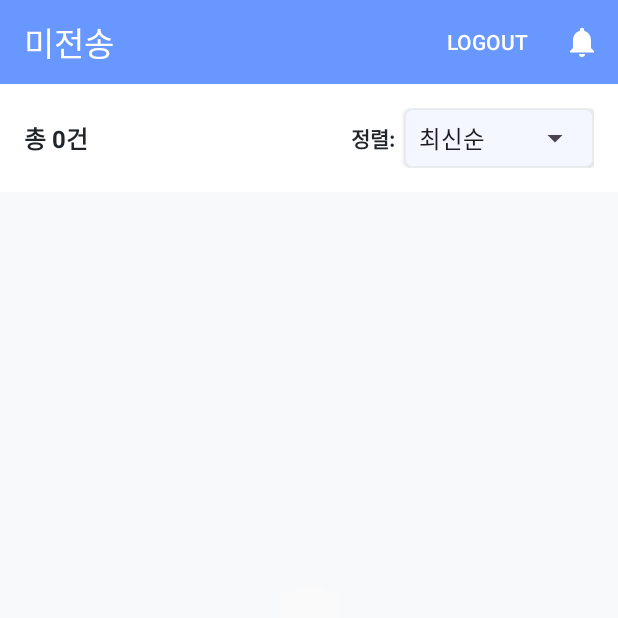
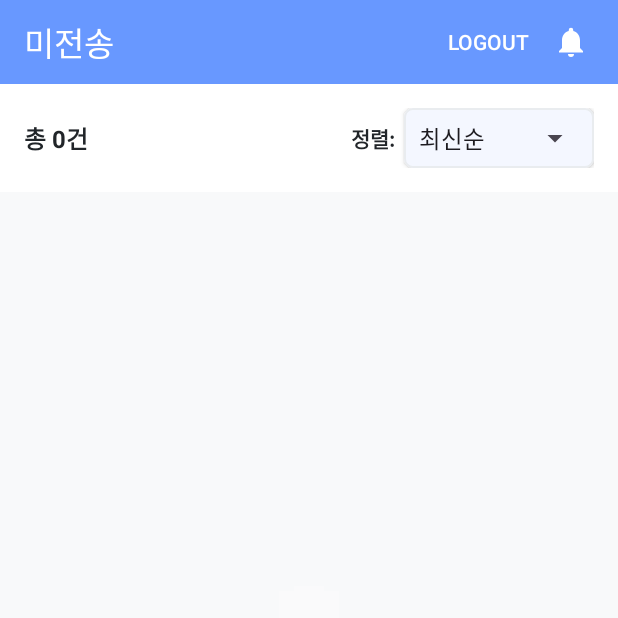
Before and after one commit to crescentdara/final_project_team1, an Android app: the DataTransmissionActivity screen opened directly, with no data from a screen before it, on a phone screen of 412 x 824 dp, the top half of it. Run offline under Robolectric (Android 15) with nearby library versions, the phone set to English and light mode, and no system bars.

Commit message:
앱 끝.

```diff
--- a/Android/app/src/main/AndroidManifest.xml
+++ b/Android/app/src/main/AndroidManifest.xml
@@ -87,5 +87,9 @@
         <!-- ✅ 미전송 내역 (데이터 전송 페이지) -->
         <activity android:name=".ui.transmission.DataTransmissionActivity" />
 
+        <!-- 메시지 보관함 화면 -->
+        <activity android:name=".ui.message.MessageInboxActivity" />
+
+
     </application>
 </manifest>
--- /dev/null
+++ b/Android/app/src/main/java/bitc/fullstack502/final_project_team1/network/MessageApiService.kt
@@ -0,0 +1,41 @@
+package bitc.fullstack502.final_project_team1.network
+
+import bitc.fullstack502.final_project_team1.network.dto.MessageDto
+import bitc.fullstack502.final_project_team1.network.dto.MessageReadRequest
+import bitc.fullstack502.final_project_team1.network.dto.UnreadCountResponse
+import retrofit2.Response
+import retrofit2.http.*
+
+/**
+ * 메시지 API 서비스 (앱 전용)
+ * - 기존 ApiService와 분리하여 새로 생성
+ */
+interface MessageApiService {
+
+    /**
+     * 메시지 보관함 리스트 조회
+     * @param userId 조사원 ID
+     */
+    @GET("messages/list")
+    suspend fun getMessageList(
+        @Query("userId") userId: Long
+    ): Response<List<MessageDto>>
+
+    /**
+     * 미읽음 메시지 개수 조회
+     * @param userId 조사원 ID
+     */
+    @GET("messages/unread-count")
+    suspend fun getUnreadCount(
+        @Query("userId") userId: Long
+    ): Response<UnreadCountResponse>
+
+    /**
+     * 메시지 읽음 처리
+     * @param request messageId, userId 포함
+     */
+    @PATCH("messages/read")
+    suspend fun markAsRead(
+        @Body request: MessageReadRequest
+    ): Response<String>
+}
--- a/Android/app/src/main/java/bitc/fullstack502/final_project_team1/ui/BaseActivity.kt
+++ b/Android/app/src/main/java/bitc/fullstack502/final_project_team1/ui/BaseActivity.kt
@@ -2,28 +2,55 @@ package bitc.fullstack502.final_project_team1.ui
 
 import android.content.Intent
 import android.os.Bundle
-import android.widget.Toast
+import android.view.View
+import android.widget.TextView
 import androidx.appcompat.app.AppCompatActivity
+import androidx.lifecycle.lifecycleScope
 import com.google.android.material.appbar.MaterialToolbar
 import com.google.android.material.bottomnavigation.BottomNavigationView
 import bitc.fullstack502.final_project_team1.R
 import bitc.fullstack502.final_project_team1.MainActivity
 import bitc.fullstack502.final_project_team1.core.AuthManager
+import bitc.fullstack502.final_project_team1.network.MessageApiClient
 import bitc.fullstack502.final_project_team1.ui.login.LoginActivity
+import bitc.fullstack502.final_project_team1.ui.message.MessageInboxActivity
 import bitc.fullstack502.final_project_team1.ui.surveyList.SurveyListActivity
 import bitc.fullstack502.final_project_team1.ui.surveyList.ReinspectListActivity
 import bitc.fullstack502.final_project_team1.ui.transmission.DataTransmissionActivity
 import bitc.fullstack502.final_project_team1.ui.transmission.TransmissionCompleteActivity
+import kotlinx.coroutines.launch
 
 abstract class BaseActivity : AppCompatActivity() {
 
     abstract fun bottomNavSelectedItemId(): Int
 
-    /** 툴바 제목만 넘기면, 오른쪽 메뉴(LOGOUT/알림) 공통 처리됨 */
+    private var inboxBadgeView: TextView? = null
+    private var inboxButtonView: View? = null
+
     protected fun initHeader(title: String? = null) {
         findViewById<MaterialToolbar?>(R.id.toolbar)?.let { tb ->
             title?.let { tb.title = it }
 
+            // 메뉴에 커스텀 액션뷰(알림 아이콘+배지)가 붙은 아이템(id = ivBell) 가져오기
+            val inboxItem = tb.menu.findItem(R.id.ivBell)
+
+            // 액션뷰가 있다면 내부에서 버튼/배지를 찾아서 참조 저장
+            inboxItem?.actionView?.let { actionView ->
+                inboxButtonView = actionView.findViewById(R.id.ivBell) ?: actionView
+                inboxBadgeView  = actionView.findViewById(R.id.tvReadBadge)
+
+                // 아이콘 터치 시 메뉴 아이템 클릭과 동일하게 동작시키기
+                inboxButtonView?.setOnClickListener {
+                    // ⚠️ Java 메서드 — named argument 쓰지 말 것
+                    tb.menu.performIdentifierAction(inboxItem.itemId, 0)
+                }
+            } ?: run {
+                // 액션뷰가 없으면(아이콘만 있는 경우) 배지뷰는 없음
+                inboxBadgeView = null
+                inboxButtonView = null
+            }
+
+            // 공통 메뉴 클릭 처리
             tb.setOnMenuItemClickListener { item ->
                 when (item.itemId) {
                     R.id.action_logout -> {
@@ -34,8 +61,8 @@ abstract class BaseActivity : AppCompatActivity() {
                         finish()
                         true
                     }
-                    R.id.ivBell -> { // ← 메뉴 아이템 그대로 사용
-                        Toast.makeText(this, "알림 페이지는 준비 중입니다.", Toast.LENGTH_SHORT).show()
+                    R.id.ivBell -> {  // 알림
+                        onClickInbox()
                         true
                     }
                     else -> false
@@ -44,7 +71,51 @@ abstract class BaseActivity : AppCompatActivity() {
         }
     }
 
-    // BaseActivity.kt
+    override fun onResume() {
+        super.onResume()
+        refreshInboxBadge()
+    }
+
+
+
+    /** 알림 아이콘 클릭: 메시지 보관함으로 이동 */
+    protected open fun onClickInbox() {
+        startActivity(Intent(this, MessageInboxActivity::class.java))
+    }
+
+    /** 배지 숫자 반영 */
+    protected fun updateInboxBadge(count: Int) {
+        inboxBadgeView?.apply {
+            if (count > 0) {
+                text = if (count > 99) "99+" else count.toString()
+                visibility = View.VISIBLE
+            } else {
+                visibility = View.GONE
+            }
+        }
+    }
+
+    /** 서버에서 미읽음 카운트 로드 → 배지 갱신 */
+    protected fun refreshInboxBadge() {
+        val uid = AuthManager.userId(this) ?: return   // ← 위치 인자로 호출
+        lifecycleScope.launch {
+            try {
+                val res = MessageApiClient.service.getUnreadCount(uid)  // ← named arg 쓰지 않음
+                val countLong = if (res.isSuccessful) (res.body()?.unreadCount ?: 0L) else 0L
+                updateInboxBadge(countLong.coerceAtMost(Int.MAX_VALUE.toLong()).toInt()) // ← Int로 변환
+            } catch (_: Exception) {
+                updateInboxBadge(0)
+            }
+        }
+    }
+
+    /** 화면에 다시 올 때마다 배지 갱신(원하는 위치로 옮겨도 됨) */
+    override fun onStart() {
+        super.onStart()
+        refreshInboxBadge()
+    }
+
+    // ─── 홈 네비게이션 공통 ───────────────────────────────────────────────
     fun navigateHomeOrFinish() {
         if (this !is MainActivity) {
             startActivity(
@@ -53,66 +124,50 @@ abstract class BaseActivity : AppCompatActivity() {
             )
             overridePendingTransition(0, 0)
         } else {
-            // 메인에서 백: 앱 종료 행동을 원하면 moveTaskToBack(true) 또는 기본 동작 유지
             onBackPressedDispatcher.onBackPressed()
         }
     }
 
-
-    // BaseActivity.kt
+    // ─── 하단 탭 공통 설정 ────────────────────────────────────────────────
     override fun onPostCreate(savedInstanceState: Bundle?) {
         super.onPostCreate(savedInstanceState)
         val bottom = findViewById<BottomNavigationView?>(R.id.bottomNav) ?: return
 
         bottom.selectedItemId = bottomNavSelectedItemId()
-
-        // 같은 아이템 다시 누르면 아무 것도 안 함 (선택)
-        bottom.setOnItemReselectedListener { /* no-op or 스크롤탑 */ }
+        bottom.setOnItemReselectedListener { /* no-op */ }
 
         bottom.setOnItemSelectedListener { item ->
             if (item.itemId == bottomNavSelectedItemId()) {
-                // 이미 현재 탭이면 이동 안 함
                 return@setOnItemSelectedListener true
             }
             when (item.itemId) {
                 R.id.nav_survey_list -> {
-                    val i = Intent(this, SurveyListActivity::class.java)
-                        .addFlags(Intent.FLAG_ACTIVITY_REORDER_TO_FRONT)
-                    startActivity(i)
-                    overridePendingTransition(0, 0)
-                    true
+                    startActivity(Intent(this, SurveyListActivity::class.java)
+                        .addFlags(Intent.FLAG_ACTIVITY_REORDER_TO_FRONT))
+                    overridePendingTransition(0, 0); true
                 }
                 R.id.nav_reinspect -> {
-                    val i = Intent(this, ReinspectListActivity::class.java)
-                        .addFlags(Intent.FLAG_ACTIVITY_REORDER_TO_FRONT)
-                    startActivity(i)
-                    overridePendingTransition(0, 0)
-                    true
+                    startActivity(Intent(this, ReinspectListActivity::class.java)
+                        .addFlags(Intent.FLAG_ACTIVITY_REORDER_TO_FRONT))
+                    overridePendingTransition(0, 0); true
                 }
                 R.id.nav_home -> {
-                    val i = Intent(this, MainActivity::class.java)
-                        .addFlags(Intent.FLAG_ACTIVITY_REORDER_TO_FRONT)
-                    startActivity(i)
-                    overridePendingTransition(0, 0)
-                    true
+                    startActivity(Intent(this, MainActivity::class.java)
+                        .addFlags(Intent.FLAG_ACTIVITY_REORDER_TO_FRONT))
+                    overridePendingTransition(0, 0); true
                 }
                 R.id.nav_history -> {
-                    val i = Intent(this, TransmissionCompleteActivity::class.java)
-                        .addFlags(Intent.FLAG_ACTIVITY_REORDER_TO_FRONT)
-                    startActivity(i)
-                    overridePendingTransition(0, 0)
-                    true
+                    startActivity(Intent(this, TransmissionCompleteActivity::class.java)
+                        .addFlags(Intent.FLAG_ACTIVITY_REORDER_TO_FRONT))
+                    overridePendingTransition(0, 0); true
                 }
                 R.id.nav_not_transmitted -> {
-                    val i = Intent(this, DataTransmissionActivity::class.java)
-                        .addFlags(Intent.FLAG_ACTIVITY_REORDER_TO_FRONT)
-                    startActivity(i)
-                    overridePendingTransition(0, 0)
-                    true
+                    startActivity(Intent(this, DataTransmissionActivity::class.java)
+                        .addFlags(Intent.FLAG_ACTIVITY_REORDER_TO_FRONT))
+                    overridePendingTransition(0, 0); true
                 }
                 else -> false
             }
         }
     }
-
 }
--- a/Android/app/src/main/java/bitc/fullstack502/final_project_team1/ui/intro/IntroActivity.kt
+++ b/Android/app/src/main/java/bitc/fullstack502/final_project_team1/ui/intro/IntroActivity.kt
@@ -3,7 +3,6 @@ package bitc.fullstack502.final_project_team1.ui.intro
 import android.content.Intent
 import android.os.Bundle
 import androidx.appcompat.app.AppCompatActivity
-import androidx.core.splashscreen.SplashScreen.Companion.installSplashScreen
 import bitc.fullstack502.final_project_team1.R
 import bitc.fullstack502.final_project_team1.core.AuthManager
 import bitc.fullstack502.final_project_team1.MainActivity
@@ -29,7 +28,7 @@ class IntroActivity : AppCompatActivity() {
 
         findViewById<MaterialButton>(R.id.btnStartLogin).setOnClickListener {
             startActivity(Intent(this, LoginActivity::class.java))
-            finish() // Intro로 뒤로가기 방지
+            finish()
         }
     }
 }
--- /dev/null
+++ b/Android/app/src/main/res/drawable/badge_unread.xml
@@ -0,0 +1,7 @@
+<?xml version="1.0" encoding="utf-8"?>
+<!-- 미읽음 카운트 배지 (빨간색 원) -->
+<shape xmlns:android="http://schemas.android.com/apk/res/android"
+        android:shape="oval">
+    <solid android:color="#FF5252" />
+    <size android:width="20dp" android:height="20dp" />
+</shape>
--- /dev/null
+++ b/Android/app/src/main/res/layout/action_inbox_bell.xml
@@ -0,0 +1,35 @@
+<?xml version="1.0" encoding="utf-8"?>
+<FrameLayout xmlns:android="http://schemas.android.com/apk/res/android"
+        android:layout_width="wrap_content"
+        android:layout_height="match_parent"
+        android:paddingStart="8dp"
+        android:paddingEnd="8dp">
+
+    <!-- 종 아이콘(터치 대상) -->
+    <ImageView
+            android:id="@+id/ivBell"
+            android:layout_width="24dp"
+            android:layout_height="24dp"
+            android:layout_gravity="center"
+            android:layout_marginEnd="7dp"
+            android:src="@drawable/ic_notifications"
+            android:contentDescription="@string/app_name" />
+
+    <!-- 배지 -->
+    <TextView
+            android:id="@+id/tvReadBadge"
+            android:layout_width="wrap_content"
+            android:layout_height="wrap_content"
+            android:layout_gravity="end|top"
+            android:layout_marginTop="7dp"
+            android:minWidth="16dp"
+            android:paddingLeft="4dp"
+            android:paddingRight="4dp"
+            android:textSize="10sp"
+            android:textColor="@android:color/white"
+            android:gravity="center"
+            android:background="@drawable/badge_unread"
+            android:visibility="gone"
+            android:includeFontPadding="false" />
+
+</FrameLayout>
--- a/Android/app/src/main/res/menu/menu_main.xml
+++ b/Android/app/src/main/res/menu/menu_main.xml
@@ -10,5 +10,8 @@
             android:id="@+id/ivBell"
             android:icon="@drawable/ic_notifications"
             android:title="알림"
-            app:showAsAction="ifRoom" />
+            app:actionLayout="@layout/action_inbox_bell"
+            app:showAsAction="always" />
+
+
 </menu>
```
Also changed, not shown: Android/app/src/main/java/bitc/fullstack502/final_project_team1/network/MessageApiClient.kt (added, +20 -0 lines), Android/app/src/main/java/bitc/fullstack502/final_project_team1/network/dto/MessageDto.kt (added, +39 -0 lines), Android/app/src/main/java/bitc/fullstack502/final_project_team1/ui/message/MessageInboxActivity.kt (added, +145 -0 lines), Android/app/src/main/java/bitc/fullstack502/final_project_team1/ui/message/MessageListAdapter.kt (added, +84 -0 lines), Android/app/src/main/res/drawable/badge_broadcast.xml (added, +7 -0 lines), Android/app/src/main/res/drawable/badge_personal.xml (added, +7 -0 lines), Android/app/src/main/res/layout/activity_message_inbox.xml (added, +46 -0 lines), Android/app/src/main/res/layout/item_message.xml (added, +102 -0 lines), Spring/src/main/java/bitc/full502/final_project_team1/api/app/controller/AppMessageController.java (added, +70 -0 lines), Spring/src/main/resources/static/upload/ext-edit/446dd50e-0918-4d82-a312-a429bd327a7f.jpg (added), Spring/src/main/resources/static/upload/ext/73826cc0-9fb7-4104-9125-e5f09f545fdb.jpg (added), Spring/src/main/resources/static/upload/int-edit/660b08c6-c8b4-4c46-8b39-38847e6f1cc5.jpg (added), Spring/src/main/resources/static/upload/int/20ce445a-62f2-4321-91eb-673b77a6820a.jpg (added).
